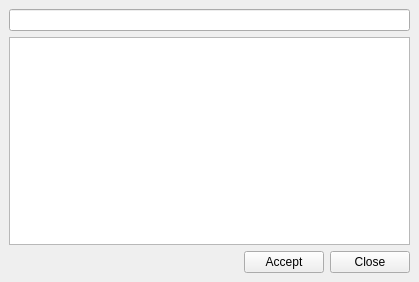
Old version of the form ui/api_toolbox.ui in the repository Giswater/giswater_qgis_plugin.
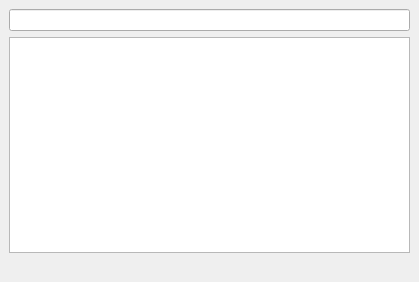
New version of the form.

```diff
--- a/ui/api_toolbox.ui
+++ b/ui/api_toolbox.ui
@@ -36,20 +36,6 @@
         </property>
        </spacer>
       </item>
-      <item>
-       <widget class="QPushButton" name="btn_accept">
-        <property name="text">
-         <string>Accept</string>
-        </property>
-       </widget>
-      </item>
-      <item>
-       <widget class="QPushButton" name="btn_close">
-        <property name="text">
-         <string>Close</string>
-        </property>
-       </widget>
-      </item>
      </layout>
     </item>
     <item row="0" column="0">
```
